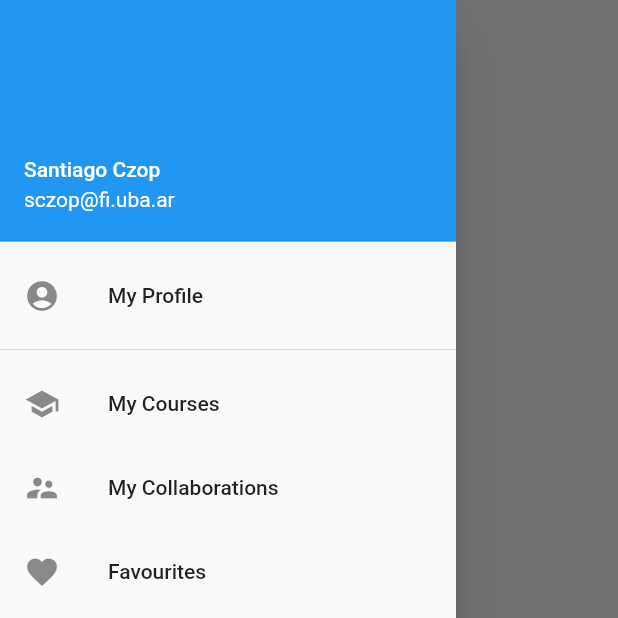
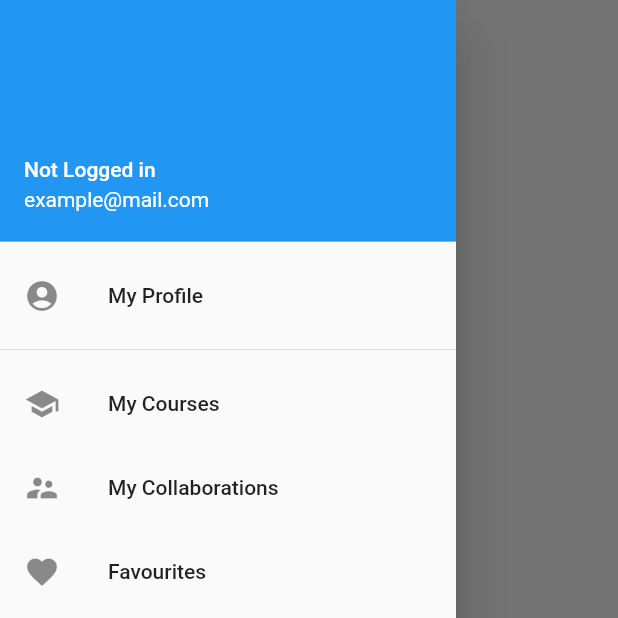
Before and after one commit to fiubademy/FrontUbademy, a Flutter app: the HomePage screen opened directly, with the side drawer open, on a phone screen of 412 x 824 dp, the top half of it. Run offline on Flutter 3.47's test engine with Material 2 defaults, Android fonts, the phone set to English and light mode, and no system bars; our stand-ins replace flutter_signin_button, material_floating_search_bar.

Commit message:
[ADD][DELETE] - Added further fields to user. Deleted extra code

```diff
--- a/fiubademy/lib/src/pages/home.dart
+++ b/fiubademy/lib/src/pages/home.dart
@@ -3,6 +3,7 @@ import 'package:material_floating_search_bar/material_floating_search_bar.dart';
 import '../services/auth.dart';
 import 'package:provider/provider.dart';
 import 'package:fiubademy/src/pages/profile.dart';
+import 'package:fiubademy/src/services/user.dart';
 
 class HomePage extends StatefulWidget {
   const HomePage({Key? key}) : super(key: key);
@@ -35,10 +36,9 @@ Widget _buildDrawer(BuildContext context) {
         Expanded(
           child: ListView(
             children: [
-              _ProfileDrawerHeader(),
-              const UserAccountsDrawerHeader(
-                  accountName: Text('Santiago Czop'),
-                  accountEmail: Text('sczop@fi.uba.ar')),
+              UserAccountsDrawerHeader(
+                  accountName: Text(Provider.of<User>(context).username),
+                  accountEmail: Text(Provider.of<User>(context).email)),
               ListTile(
                 leading: const Icon(Icons.account_circle),
                 title: const Text('My Profile'),
@@ -101,17 +101,3 @@ Widget _buildDrawer(BuildContext context) {
     ),
   );
 }
-
-class _ProfileDrawerHeader extends StatefulWidget {
-  const _ProfileDrawerHeader({Key? key}) : super(key: key);
-
-  @override
-  _ProfileDrawerHeaderState createState() => _ProfileDrawerHeaderState();
-}
-
-class _ProfileDrawerHeaderState extends State<_ProfileDrawerHeader> {
-  @override
-  Widget build(BuildContext context) {
-    return Container();
-  }
-}
--- a/fiubademy/lib/src/services/user.dart
+++ b/fiubademy/lib/src/services/user.dart
@@ -1,7 +1,16 @@
 import 'package:flutter/foundation.dart';
 
 class User extends ChangeNotifier {
-  late String? _userID;
+  String? _userID;
+  String _username;
+  String _email;
+
+  User()
+      : _username = "Not Logged in",
+        _email = 'example@mail.com';
+
+  String get username => _username;
+  String get email => _email;
 
   set userID(String? newUserID) {
     if (_userID != newUserID) {
```
